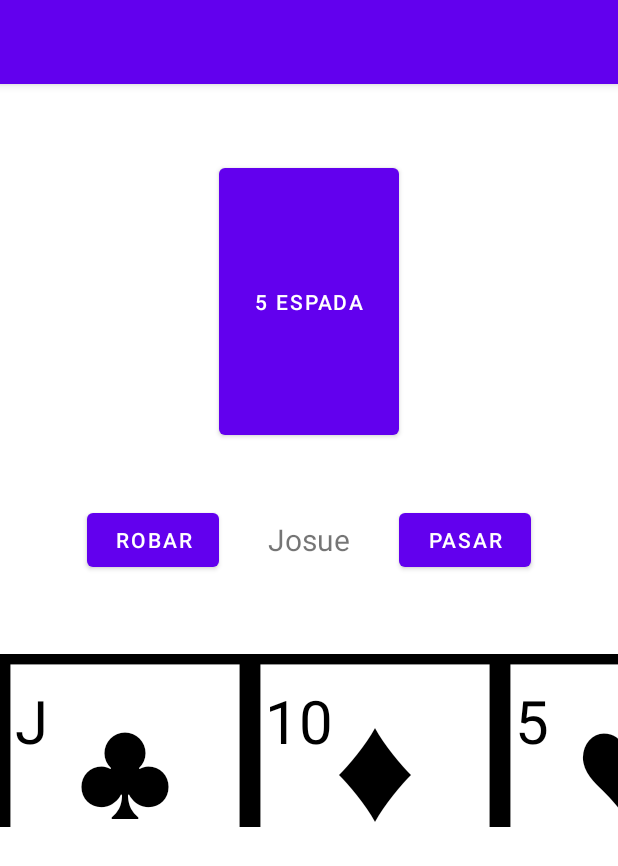
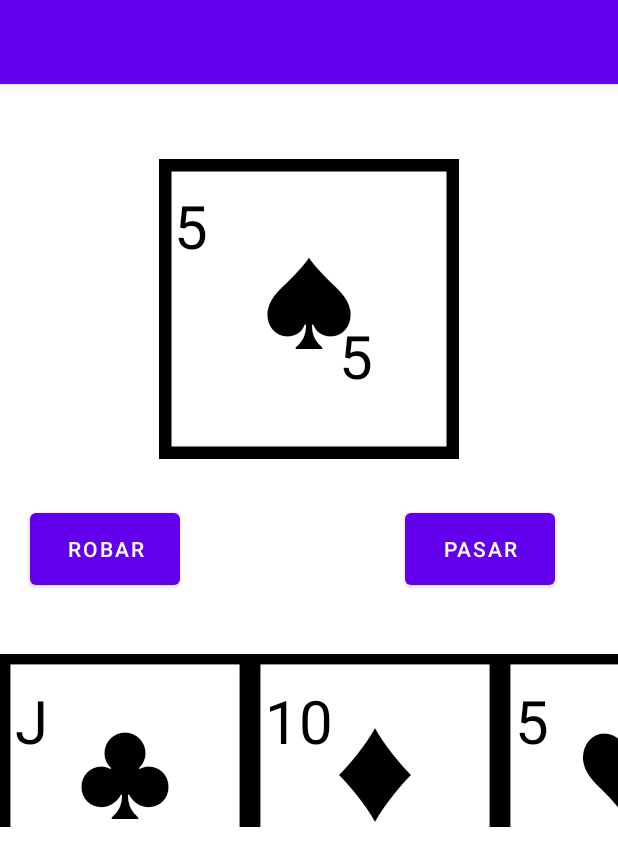
Before and after one commit to JAVHM/Nota1_OchoLocos, an Android app: the screen it shows after launch (MainActivity), on a phone screen of 412 x 824 dp. Shown: the top 866 px of the screen. Run offline under Robolectric (Android 15) with nearby library versions, the phone set to English and light mode, and no system bars.

Commit message:
parte 1000000/100000000000000000000000000

```diff
--- a/app/src/main/java/pe/edu/ulima/pm/MainActivity.kt
+++ b/app/src/main/java/pe/edu/ulima/pm/MainActivity.kt
@@ -17,13 +17,14 @@ class MainActivity : AppCompatActivity() {
         var jugadores=CrearJugadores();
         jugadores=BarajearJugadores(jugadores,mazo)
 
-        var nombre=findViewById<TextView>(R.id.JugTxt);
-        var cartaInicial=findViewById<TextView>(R.id.CartaM)
+//        var nombre=findViewById<TextView>(R.id.JugTxt);
+//        var cartaInicial=findViewById<TextView>(R.id.CartaM)
 
         var mesa= mutableListOf<CartaObj>()
         ActualizarMesa(mesa,mazo)
-        cartaInicial.text= mesa[0].valor+" "+mesa[0].palo
-        nombre.text=jugadores[0].nombre;
+
+//        cartaInicial.text= mesa[0].valor+" "+mesa[0].palo
+//        nombre.text=jugadores[0].nombre;
         Turno(mazo,jugadores,mesa,0)
     }
     class CartaObj {
@@ -204,6 +205,9 @@ class MainActivity : AppCompatActivity() {
         mesa.add(mazo[0])
         print(mazo.size)
         mazo.removeAt(0)
+        var middle=CartaView(this,mesa[0].valor.toString(),mesa[0].palo)
+        var CartaMesa=findViewById<LinearLayout>(R.id.cartaMesa);
+        CartaMesa.addView(middle)
     }
 //    fun <T> remove(list: MutableList<T>, predicate: Predicate<T>) {
 //        list.removeIf { x: T -> predicate.test(x) }
--- a/app/src/main/res/layout/activity_juego.xml
+++ b/app/src/main/res/layout/activity_juego.xml
@@ -5,41 +5,58 @@
     android:layout_height="match_parent">
 
 
-    <Button
-        android:id="@+id/CartaM"
-        android:layout_width="120dp"
-        android:layout_height="190dp"
-        android:layout_centerHorizontal="true"
+    <LinearLayout
+        android:layout_width="match_parent"
+        android:layout_height="200dp"
         android:layout_marginTop="50dp"
-        android:text="1" />
+        android:id="@+id/cartaMesa"
+        android:gravity="center"
+        android:orientation="horizontal">
 
-    <Button
-        android:id="@+id/Pasar"
-        android:layout_width="wrap_content"
-        android:layout_height="wrap_content"
+    </LinearLayout>
+    <LinearLayout
+        android:layout_width="match_parent"
+        android:layout_height="match_parent"
         android:layout_marginTop="280dp"
-        android:layout_toRightOf="@+id/CartaM"
-        android:text="Pasar" />
+        android:layout_marginBottom="390dp">
 
-    <Button
-        android:id="@+id/Robar"
-        android:layout_width="wrap_content"
-        android:layout_height="wrap_content"
-        android:layout_marginTop="280dp"
-        android:layout_toLeftOf="@+id/CartaM"
-        android:text="Robar" />
+        <Button
+            android:layout_width="100dp"
+            android:layout_height="60dp"
+            android:layout_marginTop="0dp"
+            android:layout_marginLeft="20dp"
+            android:text="robar">
+        </Button>
+        <Button
+        android:layout_width="100dp"
+        android:layout_height="60dp"
+        android:layout_marginTop="0dp"
+        android:layout_marginLeft="150dp"
+        android:text="pasar"></Button>
 
-    <TextView
-        android:id="@+id/JugTxt"
-        android:layout_width="wrap_content"
-        android:layout_height="wrap_content"
-        android:layout_marginTop="50dp"
-        android:text="Jugador X"
-        android:gravity="center"
-        android:layout_below="@id/CartaM"
-        android:layout_toRightOf="@id/Robar"
-        android:layout_toLeftOf="@id/Pasar"
-        android:textSize="20sp"></TextView>
+    </LinearLayout>
+
+<!--    <Button-->
+<!--        android:id="@+id/CartaM"-->
+<!--        android:layout_width="120dp"-->
+<!--        android:layout_height="190dp"-->
+<!--        android:layout_centerHorizontal="true"-->
+<!--        android:layout_marginTop="50dp"-->
+<!--        android:text="1" />-->
+
+
+
+<!--    <TextView-->
+<!--        android:id="@+id/JugTxt"-->
+<!--        android:layout_width="wrap_content"-->
+<!--        android:layout_height="wrap_content"-->
+<!--        android:layout_marginTop="50dp"-->
+<!--        android:text="Jugador X"-->
+<!--        android:gravity="center"-->
+<!--        android:layout_below="@id/CartaM"-->
+<!--        android:layout_toRightOf="@id/Robar"-->
+<!--        android:layout_toLeftOf="@id/Pasar"-->
+<!--        android:textSize="20sp"></TextView>-->
 
     <LinearLayout
         android:layout_width="match_parent"
```
